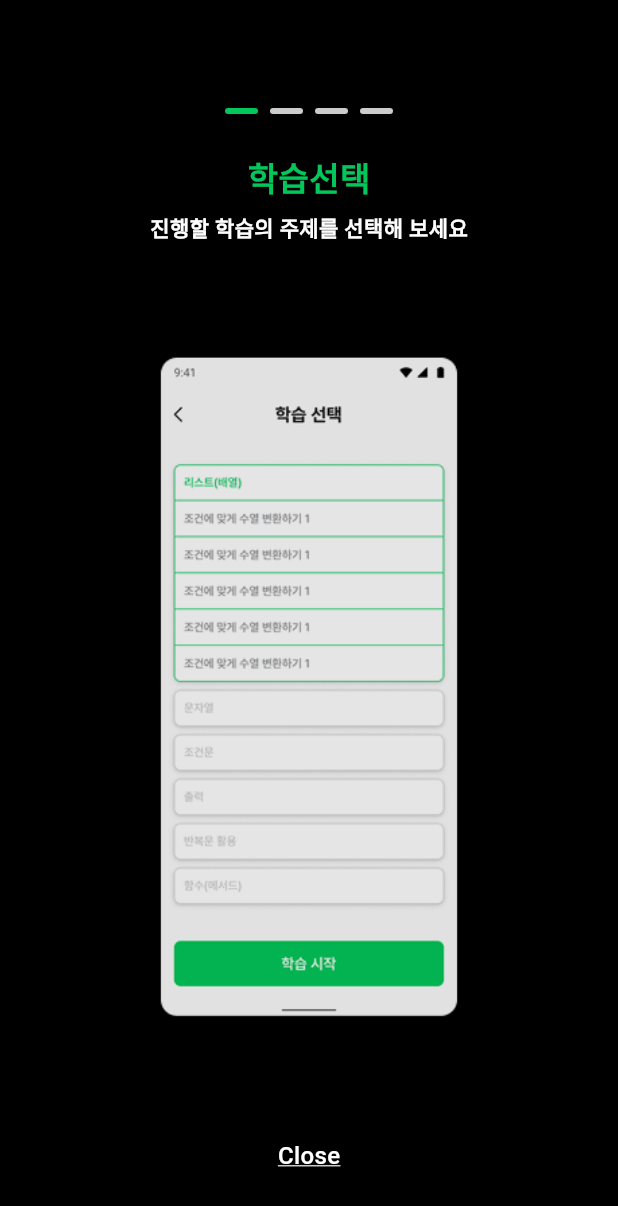
After one commit to jjava-app/jjava_flutter, a Flutter app: the MaOnboardingPage screen opened directly, on a phone screen of 412 x 824 dp. The commit adds this screen. Shown: the top 1206 px of the screen. Run offline on Flutter 3.47's test engine with Material 3 defaults, Android fonts, the phone set to English and light mode, and no system bars; our stand-ins replace carousel_slider, flutter_riverpod, flutter_screenutil, flutter_svg, webview_flutter; Roboto replaces fonts that are missing (Pretendard).

Commit message:
모바일 온보딩 완료

```diff
--- /dev/null
+++ b/lib/ui/ma_page/onboarding/ma_onboarding_page.dart
@@ -0,0 +1,107 @@
+import 'package:flutter/material.dart';
+import 'package:jjava_flutter/_core/style/m_color.dart';
+import 'package:jjava_flutter/ui/ma_page/onboarding/widget/ma_onboarding_slide_page.dart';
+
+class MaOnboardingPage extends StatefulWidget {
+  const MaOnboardingPage({super.key});
+
+  @override
+  _MaOnboardingState createState() => _MaOnboardingState();
+}
+
+class _MaOnboardingState extends State<MaOnboardingPage> {
+  int _index = 0;
+
+  final List<Widget> _pages = [
+    MaOnboardingSlidePage(
+      key: ValueKey(1),
+      title: "학습선택",
+      description: "진행할 학습의 주제를 선택해 보세요",
+      assetName: 'assets/images/onboarding_1.png',
+    ),
+    MaOnboardingSlidePage(
+      key: ValueKey(2),
+      title: "학습하기",
+      description: "블록을 쌓아 문제를 풀 수 있습니다",
+      assetName: 'assets/images/onboarding_2.png',
+    ),
+    MaOnboardingSlidePage(
+      key: ValueKey(3),
+      title: "AI 첨삭",
+      description: "AI의 도움을 받아 더 정확한 풀이 과정에\n도전할 수 있어요",
+      assetName: 'assets/images/onboarding_3.png',
+    ),
+    MaOnboardingSlidePage(
+      key: ValueKey(4),
+      title: "워크스페이스",
+      description: "자유롭게 블록을 쌓아 실행 결과를 확인할 수 있어요",
+      assetName: 'assets/images/onboarding_3.png',
+    ),
+  ];
+
+  void _next() {
+    setState(() {
+      _index = (_index + 1) % _pages.length;
+    });
+  }
+
+  void _prev() {
+    setState(() {
+      _index = (_index - 1 + _pages.length) % _pages.length;
+    });
+  }
+
+  @override
+  Widget build(BuildContext context) {
+    return Scaffold(
+      backgroundColor: Colors.black,
+      body: GestureDetector(
+        onHorizontalDragEnd: (details) {
+          if (details.primaryVelocity! < 0) {
+            _next();
+          } else if (details.primaryVelocity! > 0) {
+            _prev();
+          }
+        },
+        child: Column(
+          mainAxisAlignment: MainAxisAlignment.center,
+          children: [
+            _buildIndicator(),
+            SizedBox(height: 26),
+            Expanded(
+              child: Center(
+                child: AnimatedSwitcher(
+                  duration: Duration(milliseconds: 100),
+                  transitionBuilder: (child, animation) => FadeTransition(opacity: animation, child: child),
+                  child: _pages[_index],
+                ),
+              ),
+            ),
+          ],
+        ),
+      ),
+    );
+  }
+
+  Widget _buildIndicator() {
+    return Container(
+      width: double.infinity,
+      height: 76,
+      alignment: Alignment.bottomCenter,
+      child: Row(
+        mainAxisAlignment: MainAxisAlignment.center,
+        children: List.generate(_pages.length, (i) {
+          return Container(
+            margin: EdgeInsets.symmetric(horizontal: 4),
+            width: 22,
+            height: 4,
+            decoration: BoxDecoration(
+              color: _index == i ? MColor.kPrimary.normal : Color(0xFFCCCCCC),
+              borderRadius: BorderRadius.circular(4),
+            ),
+          );
+        }),
+      ),
+    );
+  }
+}
--- /dev/null
+++ b/lib/ui/ma_page/onboarding/widget/ma_onboarding_slide_page.dart
@@ -0,0 +1,77 @@
+import 'package:flutter/material.dart';
+import 'package:jjava_flutter/_core/style/m_color.dart';
+import 'package:jjava_flutter/ui/ma_page/auth/login_page/ma_login_page.dart';
+
+class MaOnboardingSlidePage extends StatelessWidget {
+  final String title;
+  final String description;
+  final String assetName;
+
+  const MaOnboardingSlidePage({
+    super.key,
+    required this.title,
+    required this.description,
+    required this.assetName,
+  });
+
+  @override
+  Widget build(BuildContext context) {
+    return Column(
+      key: key,
+      mainAxisAlignment: MainAxisAlignment.start,
+      children: [
+        Container(
+          width: double.infinity,
+          height: 79,
+          child: Column(
+            children: [
+              Text(
+                title,
+                style: TextStyle(
+                  color: MColor.kPrimary.normal,
+                  fontSize: 22,
+                  fontWeight: FontWeight.w600,
+                ),
+              ),
+              SizedBox(height: 8),
+              Text(
+                description,
+                style: TextStyle(
+                  color: MColor.kLabel.white,
+                  fontSize: 14,
+                  fontWeight: FontWeight.w600,
+                ),
+              ),
+            ],
+          ),
+        ),
+        Expanded(
+          child: Column(
+            children: [
+              Expanded(child: Image.asset(assetName)),
+              InkWell(
+                onTap: () {
+                  Navigator.push(
+                    context,
+                    MaterialPageRoute(builder: (_) => MaLoginPage()),
+                  );
+                },
+                child: Text(
+                  "Close",
+                  style: TextStyle(
+                    color: MColor.kLabel.white,
+                    fontSize: 16,
+                    fontWeight: FontWeight.w500,
+                    decoration: TextDecoration.underline,
+                    decorationColor: MColor.kLabel.white,
+                  ),
+                ),
+              ),
+              SizedBox(height: 42),
+            ],
+          ),
+        ),
+      ],
+    );
+  }
+}
--- a/lib/ui/ma_page/splash/ma_splash_page.dart
+++ b/lib/ui/ma_page/splash/ma_splash_page.dart
@@ -1,6 +1,6 @@
 import 'package:flutter/material.dart';
 import 'package:jjava_flutter/ui/ma_page/holder/question/ma_question_page.dart';
-import 'package:jjava_flutter/ui/ma_page/holder/workspace/ma_workspace_page.dart';
+import 'package:jjava_flutter/ui/ma_page/onboarding/ma_onboarding_page.dart';
 
 class MaSplashPage extends StatelessWidget {
   @override
@@ -35,22 +35,11 @@ class MaSplashPage extends StatelessWidget {
           SizedBox(height: 10),
           FloatingActionButton(
             heroTag: 'btn3',
-            child: Text('블록코딩\n대시보드'),
+            child: Text('온보딩'),
             onPressed: () {
               Navigator.push(
                 context,
-                MaterialPageRoute(builder: (_) => MaQuestionPage()),
-              );
-            },
-          ),
-          SizedBox(height: 10),
-          FloatingActionButton(
-            heroTag: 'btn3',
-            child: Text('워크스페이스\n대시보드'),
-            onPressed: () {
-              Navigator.push(
-                context,
-                MaterialPageRoute(builder: (_) => MaWorkspacePage()),
+                MaterialPageRoute(builder: (_) => MaOnboardingPage()),
               );
             },
           ),
```
Also changed, not shown: assets/images/onboarding_1.png (added), assets/images/onboarding_2.png (added), assets/images/onboarding_3.png (added), assets/images/onboarding_4.png (added).
